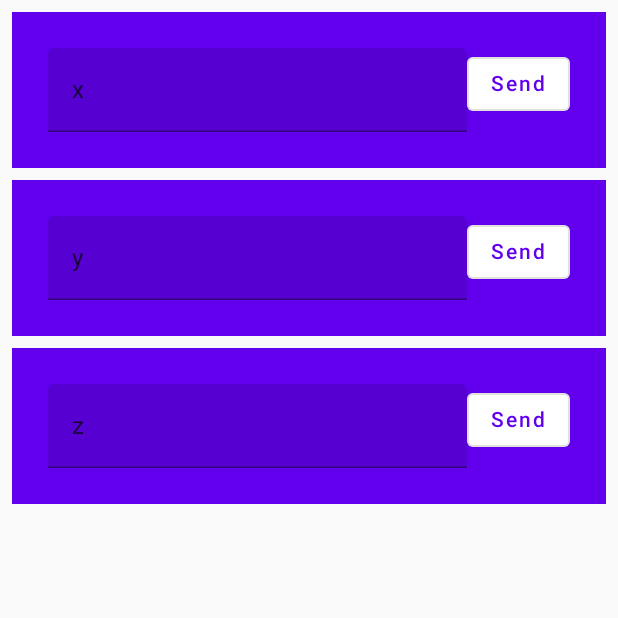
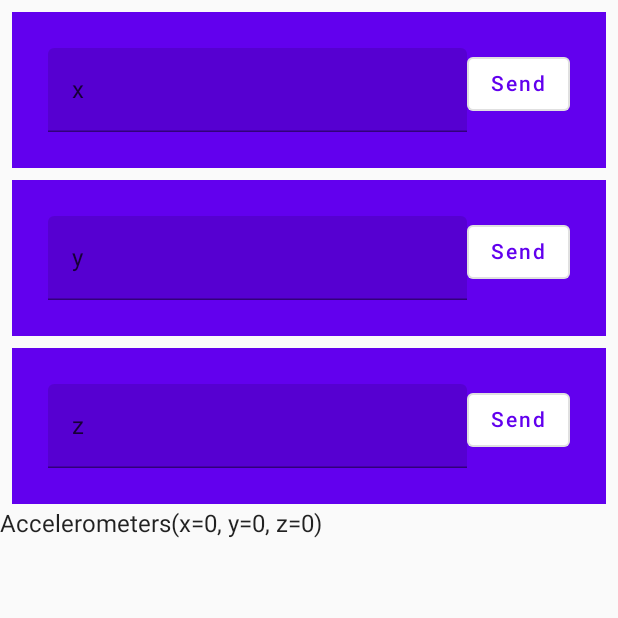
Before and after one commit to jjegarcia/telematics_engine, an Android app built with Jetpack Compose: the screen it shows after launch (MainActivity), on a phone screen of 412 x 824 dp, the top half of it. Run offline under Robolectric (Android 15) with nearby library versions, the phone set to English and light mode, and no system bars; our stand-ins replace Firebase (no records; nobody signed in at launch, a user with empty details on screens opened directly).

Commit message:
livedata working for accelerometers

```diff
--- a/app/src/main/java/com/example/telematics_engine/MainActivity.kt
+++ b/app/src/main/java/com/example/telematics_engine/MainActivity.kt
@@ -39,6 +39,9 @@ private fun Cards(dbHandler: DbHandler, accelerometers: List<String>) {
         for (name in accelerometers) {
             Card(dbHandler, path = name)
         }
+        val accelerometers = dbHandler.accelerometers.collectAsState(initial = 0)
+        val xyz by remember { accelerometers }
+        Text(xyz.toString())
     }
 }
 
@@ -68,14 +71,14 @@ private fun Card(dbHandler: DbHandler, path: String) {
             OutlinedButton(
                 onClick = {
                     var numeric = true
-                    var num=0
+                    var num = 0
                     if (!accelerometerValue.isBlank())
                         try {
                             num = accelerometerValue.toInt()
                         } catch (e: NumberFormatException) {
                             numeric = false
                         }
-                   if (numeric) dbHandler.write(path, num)
+                    if (numeric) dbHandler.write(path, num)
                 }
             ) {
                 Text("Send")
--- a/app/src/main/java/com/example/telematics_engine/dbHandler.kt
+++ b/app/src/main/java/com/example/telematics_engine/dbHandler.kt
@@ -1,23 +1,24 @@
 package com.example.telematics_engine
 
 import android.util.Log
-import androidx.lifecycle.LiveData
-import androidx.lifecycle.MutableLiveData
 import com.google.firebase.database.*
 import com.google.firebase.database.ktx.getValue
+import kotlinx.coroutines.flow.Flow
+import kotlinx.coroutines.flow.MutableStateFlow
 
 class DbHandler() {
     val myRef: DatabaseReference by lazy { FirebaseDatabase.getInstance().getReference("test") }
 
-    private val _accelerometers: MutableLiveData<Accelerometers> = MutableLiveData()
-    val accelerometers: LiveData<Accelerometers> = _accelerometers
+    private val _accelerometers: MutableStateFlow<Accelerometers> = MutableStateFlow(Accelerometers(0, 0, 0))
+    val accelerometers: Flow<Accelerometers> get() = _accelerometers
 
 
     fun read() {
         myRef.addValueEventListener(object : ValueEventListener {
             override fun onDataChange(snapshot: DataSnapshot) {
-                Log.w("Acc:",snapshot.getValue<Accelerometers>().toString())
-                //_accelerometers.postValue(snapshot.getValue<Accelerometers>())
+                val read = snapshot.getValue<Accelerometers>()
+                Log.w("Acc:", read.toString())
+                if (read != null) _accelerometers.value = read
             }
 
             override fun onCancelled(error: DatabaseError) {
@@ -27,6 +28,6 @@ class DbHandler() {
     }
 
     fun write(path: String, value: Int) {
-        if(value in 0..1000) myRef.child(path).setValue(value)
+        if (value in 0..1000) myRef.child(path).setValue(value)
     }
 }
```
